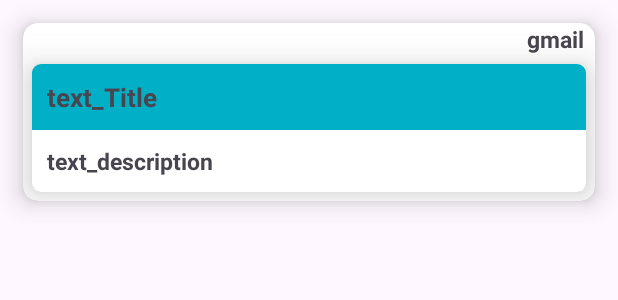
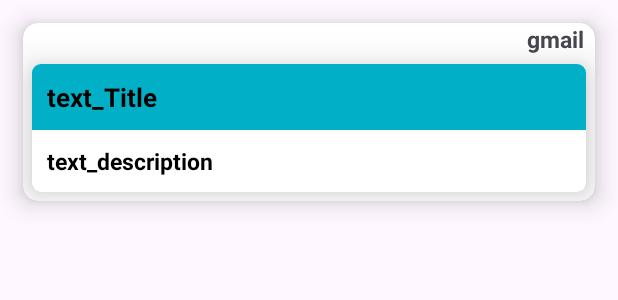
Before and after one commit to danu20002/Nss_Git_App, an Android app: the layout single_updater.xml on its own in the app's theme, with its tools: preview values and no code run, on a phone screen of 412 x 824 dp. Shown: the top 300 px of the screen. Run offline under Robolectric (Android 15) with nearby library versions, the phone set to English and light mode, and no system bars.

Commit message:
Updated now

```diff
--- a/app/src/main/java/com/daneshnaik/nssgit/Profile_management.java
+++ b/app/src/main/java/com/daneshnaik/nssgit/Profile_management.java
@@ -40,7 +40,7 @@ public class Profile_management extends AppCompatActivity {
             @Override
             public void onDataChange(@NonNull DataSnapshot snapshot) {
                 String profile_image_settings=snapshot.child("imageurl").getValue().toString();
-                Glide.with(getApplicationContext()).load(profile_image_settings).into(profile_photo_settings);
+                Glide.with(getApplicationContext()).load(profile_image_settings).placeholder(R.drawable.baseline_person_24).into(profile_photo_settings);
             }
 
             @Override
--- a/app/src/main/res/layout/activity_profile_settings.xml
+++ b/app/src/main/res/layout/activity_profile_settings.xml
@@ -4,6 +4,7 @@
     xmlns:tools="http://schemas.android.com/tools"
     android:layout_width="match_parent"
     android:layout_height="match_parent"
+
     tools:context=".Profile_settings">
 
 </androidx.constraintlayout.widget.ConstraintLayout>
--- a/app/src/main/res/layout/activity_updates.xml
+++ b/app/src/main/res/layout/activity_updates.xml
@@ -34,7 +34,7 @@
                android:layout_marginRight="20dp"
                android:layout_marginTop="5dp"
                android:layout_marginBottom="10dp"
-               app:defaultQueryHint="Search Here"
+               app:defaultQueryHint="Search Update"
                android:id="@+id/searchview_updates"
                app:iconifiedByDefault="false"
                android:backgroundTint="@color/backgroundsetter"
--- a/app/src/main/res/layout/single_updater.xml
+++ b/app/src/main/res/layout/single_updater.xml
@@ -44,6 +44,7 @@
                         android:text="text_Title"
                         android:textAlignment="textStart"
                         android:textStyle="bold"
+                        android:textColor="@color/black"
                         android:textIsSelectable="true"
                         android:id="@+id/text_updates_title"
                         android:textSize="17sp"
@@ -56,7 +57,7 @@
                         android:textAlignment="textStart"
                         android:textSize="15sp"
                         android:textIsSelectable="true"
-
+                        android:textColor="@color/black"
                         android:textStyle="bold"
                         android:autoLink="web"
                         android:textColorLink=" #7bc9c2"
```
